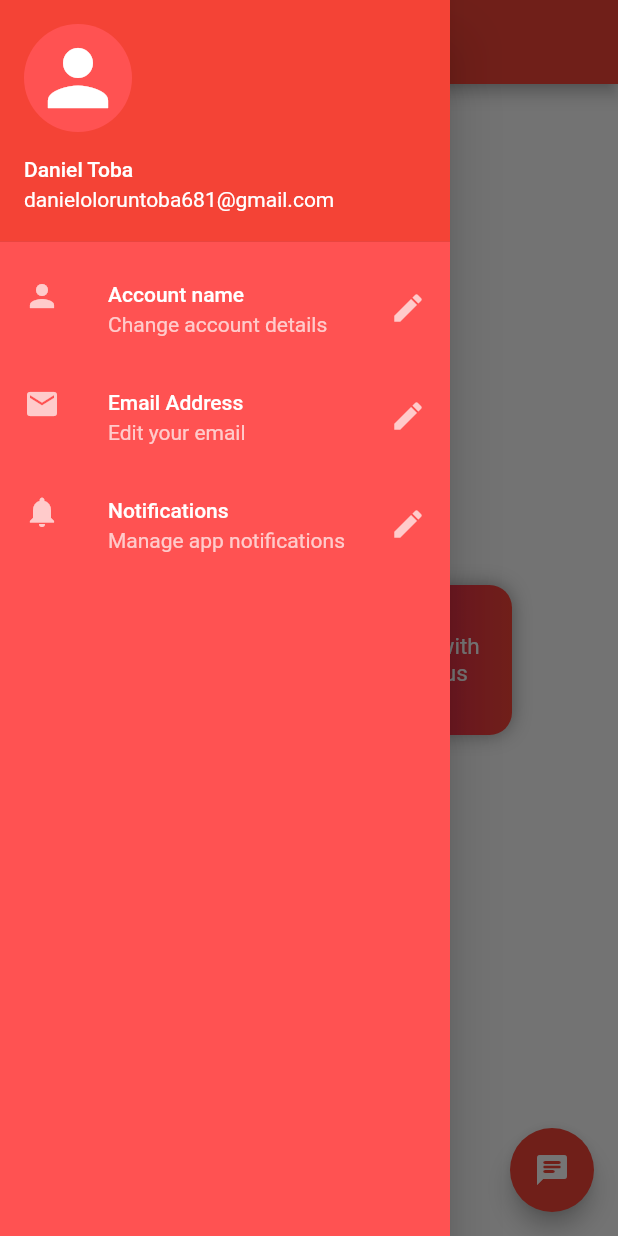
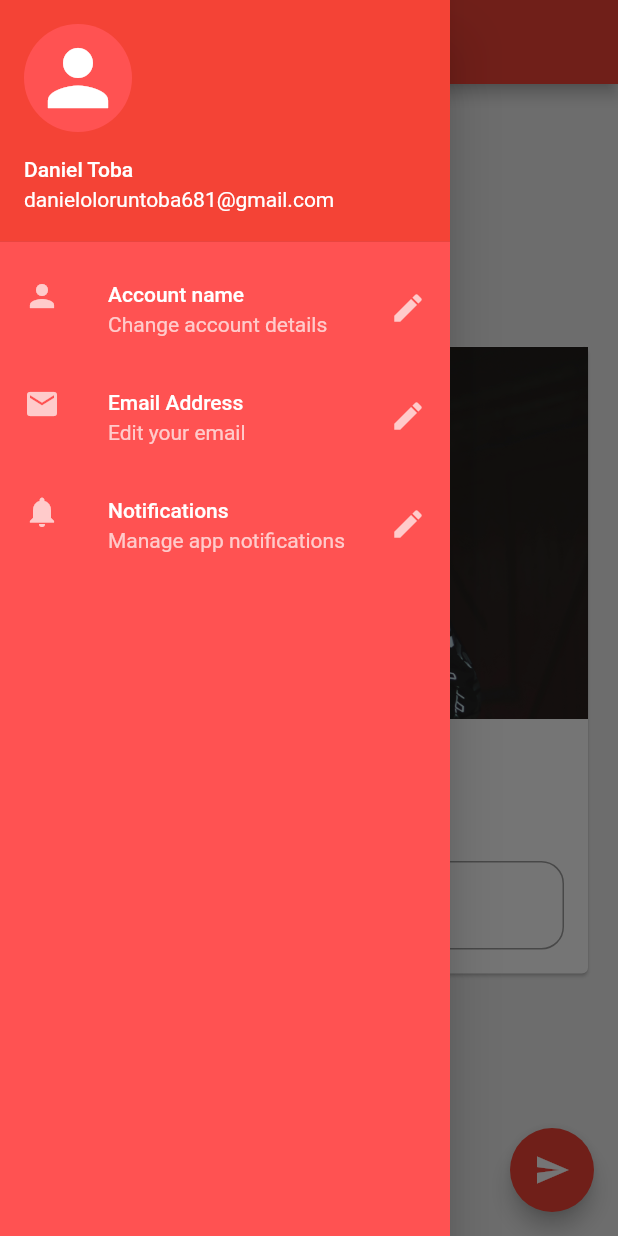
Before and after one commit to Daniel-16/30-days-of-flutter, a Flutter app: the screen it shows after launch, with the side drawer open, on a phone screen of 412 x 824 dp. Run offline on Flutter 3.47's test engine with Material 2 defaults, Android fonts, the phone set to English and light mode, and no system bars.

Commit message:
drawer widget and stateful widgets

```diff
--- /dev/null
+++ b/lib/drawer_widget.dart
@@ -0,0 +1,76 @@
+import 'package:flutter/material.dart';
+
+class Drawerwidget extends StatelessWidget {
+  const Drawerwidget({super.key});
+
+  @override
+  Widget build(BuildContext context) {
+    return Drawer(
+      backgroundColor: Colors.redAccent,
+      width: 300,
+      child: ListView(
+        children: <Widget>[
+          const UserAccountsDrawerHeader(
+              accountName: Text("Daniel Toba"),
+              accountEmail: Text("danieloloruntoba681@gmail.com"),
+              currentAccountPicture: CircleAvatar(
+                backgroundColor: Colors.redAccent,
+                child: Icon(
+                  Icons.person,
+                  color: Colors.white,
+                  size: 60,
+                ),
+              )),
+          ListTile(
+            leading: const Icon(Icons.person, color: Colors.white70),
+            title: const Text(
+              "Account name",
+              style: TextStyle(color: Colors.white),
+            ),
+            subtitle: const Text(
+              "Change account details",
+              style: TextStyle(color: Colors.white70),
+            ),
+            trailing: const Icon(
+              Icons.edit,
+              color: Colors.white70,
+            ),
+            onTap: () {},
+          ),
+          ListTile(
+            leading: const Icon(Icons.email, color: Colors.white70),
+            title: const Text(
+              "Email Address",
+              style: TextStyle(color: Colors.white),
+            ),
+            subtitle: const Text(
+              "Edit your email",
+              style: TextStyle(color: Colors.white70),
+            ),
+            trailing: const Icon(
+              Icons.edit,
+              color: Colors.white70,
+            ),
+            onTap: () {},
+          ),
+          ListTile(
+            leading: const Icon(Icons.notifications, color: Colors.white70),
+            title: const Text(
+              "Notifications",
+              style: TextStyle(color: Colors.white),
+            ),
+            subtitle: const Text(
+              "Manage app notifications",
+              style: TextStyle(color: Colors.white70),
+            ),
+            trailing: const Icon(
+              Icons.edit,
+              color: Colors.white70,
+            ),
+            onTap: () {},
+          ),
+        ],
+      ),
+    );
+  }
+}
--- /dev/null
+++ b/lib/home_page.dart
@@ -0,0 +1,75 @@
+import 'package:flutter/material.dart';
+import 'drawer_widget.dart';
+
+class MyHomePage extends StatefulWidget {
+  const MyHomePage({super.key, required this.title});
+
+  final String title;
+
+  @override
+  State<MyHomePage> createState() => _MyHomePageState();
+}
+
+class _MyHomePageState extends State<MyHomePage> {
+  String text = "";
+  final TextEditingController _nameController = TextEditingController();
+  //Onchange function to change the inputted text
+  void changeText(text) {
+    setState(() {
+      this.text = text;
+    });
+  }
+
+  @override
+  Widget build(BuildContext context) {
+    return Scaffold(
+      backgroundColor: Colors.grey[200],
+      appBar: AppBar(
+        title: Text(widget.title),
+        centerTitle: true,
+      ),
+      body: Center(
+        child: Padding(
+          padding: const EdgeInsets.all(16.0),
+          child: SingleChildScrollView(
+            child: Card(
+              child: Column(
+                children: <Widget>[
+                  Image.asset(
+                    "assets/hack.jpg",
+                  ),
+                  const SizedBox(height: 20),
+                  Text(
+                    text,
+                    style: const TextStyle(fontSize: 25),
+                  ),
+                  const SizedBox(height: 30),
+                  Padding(
+                    padding: const EdgeInsets.all(16.0),
+                    child: TextField(
+                      controller: _nameController,
+                      decoration: const InputDecoration(
+                          border: OutlineInputBorder(
+                              borderRadius:
+                                  BorderRadius.all(Radius.circular(15.0))),
+                          prefixIcon: Icon(Icons.pending),
+                          labelText: "Enter text"),
+                    ),
+                  )
+                ],
+              ),
+            ),
+          ),
+        ),
+      ),
+      drawer: const Drawerwidget(),
+      floatingActionButton: FloatingActionButton(
+          onPressed: () {
+            text = _nameController.text;
+            changeText(text);
+          },
+          tooltip: "Floating Action Button",
+          child: const Icon(Icons.send)),
+    );
+  }
+}
--- a/lib/main.dart
+++ b/lib/main.dart
@@ -1,4 +1,5 @@
 import 'package:flutter/material.dart';
+import 'home_page.dart';
 
 void main() {
   runApp(const MyApp());
@@ -28,141 +29,3 @@ class MyApp extends StatelessWidget {
     );
   }
 }
-
-class MyHomePage extends StatefulWidget {
-  const MyHomePage({super.key, required this.title});
-
-  final String title;
-
-  @override
-  State<MyHomePage> createState() => _MyHomePageState();
-}
-
-class _MyHomePageState extends State<MyHomePage> {
-  @override
-  Widget build(BuildContext context) {
-    return Scaffold(
-      appBar: AppBar(
-        title: Text(widget.title),
-        centerTitle: true,
-      ),
-      body: Center(
-          child: Row(
-        mainAxisAlignment: MainAxisAlignment.spaceEvenly,
-        children: <Widget>[
-          Container(
-            padding: const EdgeInsets.all(8),
-            width: 100,
-            height: 100,
-            alignment: Alignment.center,
-            decoration: BoxDecoration(
-                color: Colors.red,
-                borderRadius: BorderRadius.circular(15),
-                gradient:
-                    const LinearGradient(colors: [Colors.pink, Colors.red]),
-                boxShadow: const [
-                  BoxShadow(color: Colors.grey, blurRadius: 10)
-                ]),
-            child: const Text("Box with radius",
-                textAlign: TextAlign.center,
-                style: TextStyle(
-                    color: Colors.white,
-                    fontSize: 15,
-                    fontWeight: FontWeight.normal)),
-          ),
-          Container(
-            padding: const EdgeInsets.all(8),
-            width: 100,
-            height: 100,
-            alignment: Alignment.center,
-            decoration: BoxDecoration(
-                color: Colors.red,
-                borderRadius: BorderRadius.circular(15),
-                gradient:
-                    const LinearGradient(colors: [Colors.pink, Colors.red]),
-                boxShadow: const [
-                  BoxShadow(color: Colors.grey, blurRadius: 10)
-                ]),
-            child: const Text("Box with radius",
-                textAlign: TextAlign.center,
-                style: TextStyle(
-                    color: Colors.white,
-                    fontSize: 15,
-                    fontWeight: FontWeight.normal)),
-          ),
-        ],
-      )),
-      drawer: Drawer(
-        backgroundColor: Colors.redAccent,
-        width: 300,
-        child: ListView(
-          children: <Widget>[
-            const UserAccountsDrawerHeader(
-                accountName: Text("Daniel Toba"),
-                accountEmail: Text("danieloloruntoba681@gmail.com"),
-                currentAccountPicture: CircleAvatar(
-                  backgroundColor: Colors.redAccent,
-                  child: Icon(
-                    Icons.person,
-                    color: Colors.white,
-                    size: 60,
-                  ),
-                )),
-            ListTile(
-              leading: const Icon(Icons.person, color: Colors.white70),
-              title: const Text(
-                "Account name",
-                style: TextStyle(color: Colors.white),
-              ),
-              subtitle: const Text(
-                "Change account details",
-                style: TextStyle(color: Colors.white70),
-              ),
-              trailing: const Icon(
-                Icons.edit,
-                color: Colors.white70,
-              ),
-              onTap: () {},
-            ),
-            ListTile(
-              leading: const Icon(Icons.email, color: Colors.white70),
-              title: const Text(
-                "Email Address",
-                style: TextStyle(color: Colors.white),
-              ),
-              subtitle: const Text(
-                "Edit your email",
-                style: TextStyle(color: Colors.white70),
-              ),
-              trailing: const Icon(
-                Icons.edit,
-                color: Colors.white70,
-              ),
-              onTap: () {},
-            ),
-            ListTile(
-              leading: const Icon(Icons.notifications, color: Colors.white70),
-              title: const Text(
-                "Notifications",
-                style: TextStyle(color: Colors.white),
-              ),
-              subtitle: const Text(
-                "Manage app notifications",
-                style: TextStyle(color: Colors.white70),
-              ),
-              trailing: const Icon(
-                Icons.edit,
-                color: Colors.white70,
-              ),
-              onTap: () {},
-            ),
-          ],
-        ),
-      ),
-      floatingActionButton: FloatingActionButton(
-          onPressed: (() => {}),
-          tooltip: "Floating Action Button",
-          child: const Icon(Icons.chat_rounded)),
-    );
-  }
-}
--- a/pubspec.yaml
+++ b/pubspec.yaml
@@ -60,9 +60,8 @@ flutter:
   uses-material-design: true
 
   # To add assets to your application, add an assets section, like this:
-  # assets:
-  #   - images/a_dot_burr.jpeg
-  #   - images/a_dot_ham.jpeg
+  assets:
+    - assets/
 
   # An image asset can refer to one or more resolution-specific "variants", see
   # https://flutter.dev/assets-and-images/#resolution-aware
```
Also changed, not shown: assets/hack.jpg (added).
